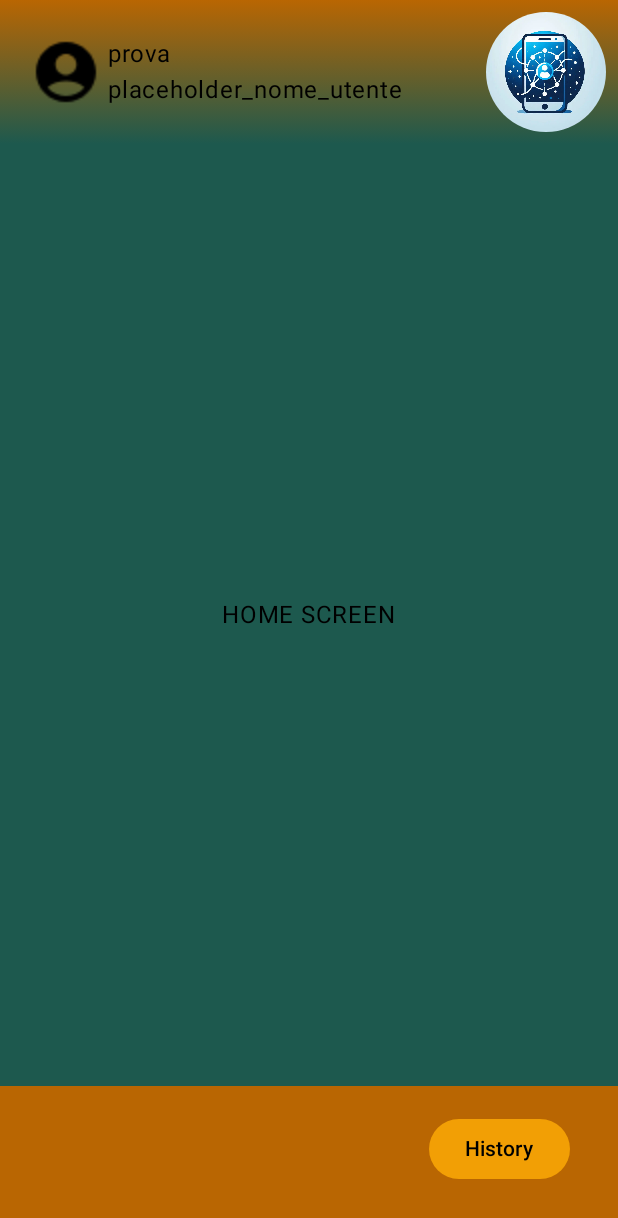
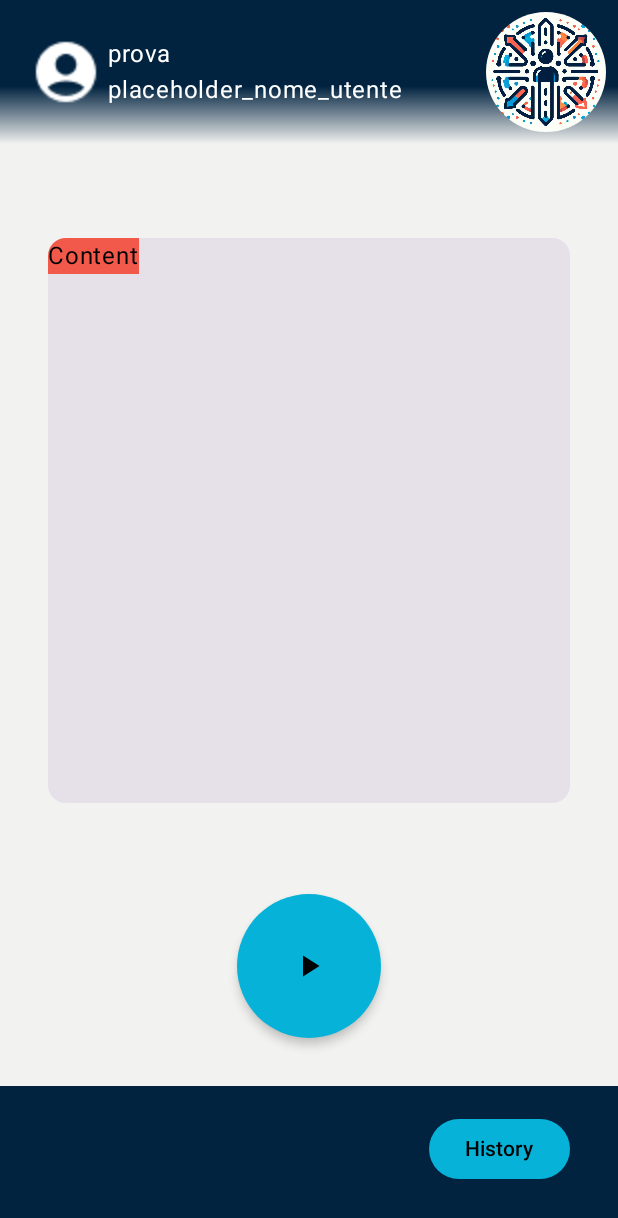
Before and after one commit to Luca-Bartoletti/ProgMob_23_24, an Android app built with Jetpack Compose: the screen it shows after launch (MainActivity), after a tap on "Login", on a phone screen of 412 x 824 dp. Shown: the top 1218 px of the screen. Run offline under Robolectric (Android 15) with nearby library versions, the light colour scheme and no system bars.

Commit message:
Modifica al layout con scaffold. cambio icona e tema applicazione

```diff
--- a/app/build.gradle.kts
+++ b/app/build.gradle.kts
@@ -50,6 +50,7 @@ android {
 }
 
 dependencies {
+    implementation(libs.androidx.material)
     implementation(libs.material3)
     implementation(libs.androidx.core.ktx)
     implementation(libs.androidx.lifecycle.runtime.ktx)
@@ -61,6 +62,7 @@ dependencies {
     implementation(libs.androidx.material3)
     implementation(libs.androidx.navigation.compose)
     testImplementation(libs.junit)
+    testImplementation(libs.ui.test.junit4)
     androidTestImplementation(libs.androidx.junit)
     androidTestImplementation(libs.androidx.espresso.core)
     androidTestImplementation(platform(libs.androidx.compose.bom))
--- a/app/src/main/java/com/example/betterpath/MainActivity.kt
+++ b/app/src/main/java/com/example/betterpath/MainActivity.kt
@@ -14,7 +14,7 @@ class MainActivity : ComponentActivity() {
         super.onCreate(savedInstanceState)
         enableEdgeToEdge()
         setContent {
-            BetterPathTheme(darkTheme = true) {
+            BetterPathTheme(darkTheme = false) {
                     AppNavigation()
             }
         }
--- a/app/src/main/java/com/example/betterpath/composables/Footer.kt
+++ b/app/src/main/java/com/example/betterpath/composables/Footer.kt
@@ -53,12 +53,12 @@ fun Footer(navController: NavController? = null, context: Context = LocalContext
                         }
                     },
                     modifier = Modifier.padding(start = 32.dp, bottom = 32.dp),
-                    colors = ButtonDefaults.buttonColors(MaterialTheme.colorScheme.secondary)
+                    colors = ButtonDefaults.buttonColors(MaterialTheme.colorScheme.primary)
 
                 ) {
                     Text(
                         text = context.getString(R.string.home),
-                        color = MaterialTheme.colorScheme.onSecondary
+                        color = MaterialTheme.colorScheme.onPrimary
                     )
                 }
             }
@@ -70,11 +70,11 @@ fun Footer(navController: NavController? = null, context: Context = LocalContext
                         navController?.navigate("historyScreen")
                     },
                     modifier = Modifier.padding(end = 32.dp, bottom = 16.dp),
-                    colors = ButtonDefaults.buttonColors(MaterialTheme.colorScheme.secondary)
+                    colors = ButtonDefaults.buttonColors(MaterialTheme.colorScheme.primary)
                 ) {
                     Text(
                         text = context.getString(R.string.history),
-                        color = MaterialTheme.colorScheme.onSecondary
+                        color = MaterialTheme.colorScheme.onPrimary
                     )
                 }
             }
--- a/app/src/main/java/com/example/betterpath/composables/Header.kt
+++ b/app/src/main/java/com/example/betterpath/composables/Header.kt
@@ -35,7 +35,7 @@ import com.example.betterpath.R
 fun Header(isLogged : Boolean = true, context: Context = LocalContext.current){
     val brush = Brush.verticalGradient(
         colorStops = arrayOf(
-            0.0f to MaterialTheme.colorScheme.tertiary, //0.60f
+            0.60f to MaterialTheme.colorScheme.tertiary, //0.60f
             1f to MaterialTheme.colorScheme.background
         )
     )
@@ -110,7 +110,7 @@ fun CircleImage(resource: Int, contentDescription: String?){
     Image(
         painter = painterResource(id = resource),
         contentDescription = contentDescription,
-        contentScale = ContentScale.Fit,
+        contentScale = ContentScale.FillHeight,
         modifier = Modifier
             .padding(top = 8.dp, end = 8.dp, bottom = 8.dp)
             .clip(CircleShape)
--- a/app/src/main/java/com/example/betterpath/composables/HomeScreen.kt
+++ b/app/src/main/java/com/example/betterpath/composables/HomeScreen.kt
@@ -4,49 +4,111 @@ import androidx.compose.foundation.background
 import androidx.compose.foundation.layout.Arrangement
 import androidx.compose.foundation.layout.Box
 import androidx.compose.foundation.layout.Column
-import androidx.compose.foundation.layout.fillMaxHeight
+import androidx.compose.foundation.layout.Spacer
 import androidx.compose.foundation.layout.fillMaxSize
 import androidx.compose.foundation.layout.fillMaxWidth
+import androidx.compose.foundation.layout.height
 import androidx.compose.foundation.layout.padding
+import androidx.compose.foundation.shape.CircleShape
+import androidx.compose.material.icons.Icons
+import androidx.compose.material.icons.filled.Close
+import androidx.compose.material.icons.filled.PlayArrow
+import androidx.compose.material3.Card
+import androidx.compose.material3.FabPosition
+import androidx.compose.material3.FloatingActionButtonDefaults
+import androidx.compose.material3.Icon
+import androidx.compose.material3.LargeFloatingActionButton
 import androidx.compose.material3.MaterialTheme
+import androidx.compose.material3.Scaffold
 import androidx.compose.material3.Text
 import androidx.compose.runtime.Composable
+import androidx.compose.runtime.getValue
+import androidx.compose.runtime.mutableIntStateOf
+import androidx.compose.runtime.remember
+import androidx.compose.runtime.setValue
 import androidx.compose.ui.Alignment
 import androidx.compose.ui.Modifier
 import androidx.compose.ui.platform.LocalContext
 import androidx.compose.ui.tooling.preview.Preview
 import androidx.compose.ui.unit.dp
 import androidx.navigation.NavController
-import org.intellij.lang.annotations.JdkConstants.HorizontalAlignment
 
 @Composable
 fun HomeScreen(navController: NavController? = null){
-    val context = LocalContext.current
-    Column (
-        modifier = Modifier
-            .fillMaxSize()
-            .background(MaterialTheme.colorScheme.background),
-        verticalArrangement = Arrangement.SpaceBetween,
-        horizontalAlignment = Alignment.CenterHorizontally,
+    var isTracking by remember { mutableIntStateOf(0) }
+    Scaffold(
+        topBar = { Header() },
+        bottomBar = { Footer(navController = navController, homeButton = false) },
+        floatingActionButton = {
+            LargeFloatingActionButton(
+                onClick = {isTracking = (isTracking+1)%2},
+                modifier = Modifier
+                    .padding(bottom = 16.dp),
+                shape = CircleShape,
+                containerColor = MaterialTheme.colorScheme.primary,
+                contentColor = MaterialTheme.colorScheme.onPrimary,
+                elevation = FloatingActionButtonDefaults.elevation(
+                    defaultElevation = 4.dp,
+                    pressedElevation = 8.dp
+                )
+            ) {
+                if (isTracking == 0) Icon(Icons.Default.PlayArrow, contentDescription = "play track button")
+                else Icon(Icons.Default.Close, contentDescription = "stop track button")
+            }
+        },
+        floatingActionButtonPosition = FabPosition.Center,
 
-    ){
-        Header(context = context)
+        ) { innerPadding ->
         Column(
-            modifier = Modifier.fillMaxWidth(),
-            horizontalAlignment = Alignment.CenterHorizontally,
+            modifier = Modifier
+                .fillMaxSize()
+                .padding(innerPadding),
             verticalArrangement = Arrangement.Center
-        ){
-
-            Text(
-                text = "HOME SCREEN"
-            )
+        ) {
+            Spacer(modifier = Modifier
+                .height(16.dp)
+                .weight(0.1f))
+            Card(
+                modifier = Modifier
+                    .fillMaxSize()
+                    .weight(0.6f)
+                    .padding(horizontal = 32.dp)
+            ) {
+                Text(
+                    text = "Content",
+                    modifier = Modifier
+                        .background(MaterialTheme.colorScheme.surface)
+                )
+            }
+            Spacer(modifier = Modifier
+                .height(16.dp)
+                .weight(0.3f))
         }
-        Footer(navController = navController, homeButton = false)
     }
 
 }
 
-@Preview(showBackground = true)
+@Composable
+fun Content(){
+    Column(
+        modifier = Modifier.fillMaxWidth(),
+        horizontalAlignment = Alignment.CenterHorizontally,
+    ){
+
+        Box(
+            modifier = Modifier
+                .fillMaxWidth()
+                .padding(16.dp)
+                .background(MaterialTheme.colorScheme.surface)
+        ){
+            Text(
+                text = "Content"
+            )
+        }
+    }
+}
+
+@Preview
 @Composable
 fun HomeScreenPreview() {
     HomeScreen()
--- a/app/src/main/java/com/example/betterpath/ui/theme/Color.kt
+++ b/app/src/main/java/com/example/betterpath/ui/theme/Color.kt
@@ -2,14 +2,14 @@ package com.example.betterpath.ui.theme
 
 import androidx.compose.ui.graphics.Color
 
-val Purple80 = Color(0xFFD0BCFF)
-val PurpleGrey80 = Color(0xFFCCC2DC)
-val Pink80 = Color(0xFFEFB8C8)
+//light theme
+val MyBlue = Color(0xFF012340)
+val MyAzure = Color(0xFF07B2D9)
+val MyWhite = Color(0xFFF2F2F0)
+val MyOrange = Color(0xFFF27F3D)
+val MyOrangeBlack = Color(0xFFF2594B)
 
-val Purple40 = Color(0xFF6650a4)
-val PurpleGrey40 = Color(0xFF625b71)
-val Pink40 = Color(0xFF7D5260)
-
+//dark theme
 val GreenOil = Color(0xFF1D594E)
 val MyYellow = Color(0xFFF2CB05)
 val OrangeOne = Color(0xFFF29F05)
--- a/app/src/main/java/com/example/betterpath/ui/theme/Theme.kt
+++ b/app/src/main/java/com/example/betterpath/ui/theme/Theme.kt
@@ -23,15 +23,17 @@ private val DarkColorScheme = darkColorScheme(
 )
 
 private val LightColorScheme = lightColorScheme(
-    background = GreenOil,
-    primary = Purple40,
-    secondary = PurpleGrey40,
-    tertiary = Pink40,
+    background = MyWhite,
+    primary = MyAzure,
+    secondary = MyOrange,
+    tertiary = MyBlue,
+    surface = MyOrangeBlack,
 
-    onPrimary = Color.White,
-    onSecondary = Color.White,
+    onPrimary = Color.Black,
+    onSecondary = Color.Black,
     onTertiary = Color.White,
-    onBackground = Color.White
+    onBackground = Color.Black,
+    onSurface = Color.Black
 
     /* Other default colors to override
     background = Color(0xFFFFFBFE),
--- a/gradle/libs.versions.toml
+++ b/gradle/libs.versions.toml
@@ -8,11 +8,14 @@ espressoCore = "3.5.1"
 lifecycleRuntimeKtx = "2.6.1"
 activityCompose = "1.8.0"
 composeBom = "2023.08.00"
+material = "1.4.3"
 material3 = "1.2.1"
 navigationCompose = "2.7.7"
+uiTestJunit4 = "1.3.1"
 
 [libraries]
 androidx-core-ktx = { group = "androidx.core", name = "core-ktx", version.ref = "coreKtx" }
+androidx-material = { module = "androidx.compose.material:material", version.ref = "material" }
 junit = { group = "junit", name = "junit", version.ref = "junit" }
 androidx-junit = { group = "androidx.test.ext", name = "junit", version.ref = "junitVersion" }
 androidx-espresso-core = { group = "androidx.test.espresso", name = "espresso-core", version.ref = "espressoCore" }
@@ -28,6 +31,7 @@ androidx-ui-test-junit4 = { group = "androidx.compose.ui", name = "ui-test-junit
 androidx-material3 = { group = "androidx.compose.material3", name = "material3" }
 androidx-navigation-compose = { group = "androidx.navigation", name = "navigation-compose", version.ref = "navigationCompose" }
 material3 = { module = "androidx.compose.material3:material3", version.ref = "material3" }
+ui-test-junit4 = { module = "androidx.compose.ui:ui-test-junit4", version.ref = "uiTestJunit4" }
 
 [plugins]
 android-application = { id = "com.android.application", version.ref = "agp" }
```
Also changed, not shown: app/src/main/res/drawable/logo_ia.jpg (added), app/src/main/res/drawable/logo_ia0.webp (renamed from app/src/main/res/drawable/logo_ia.webp).
